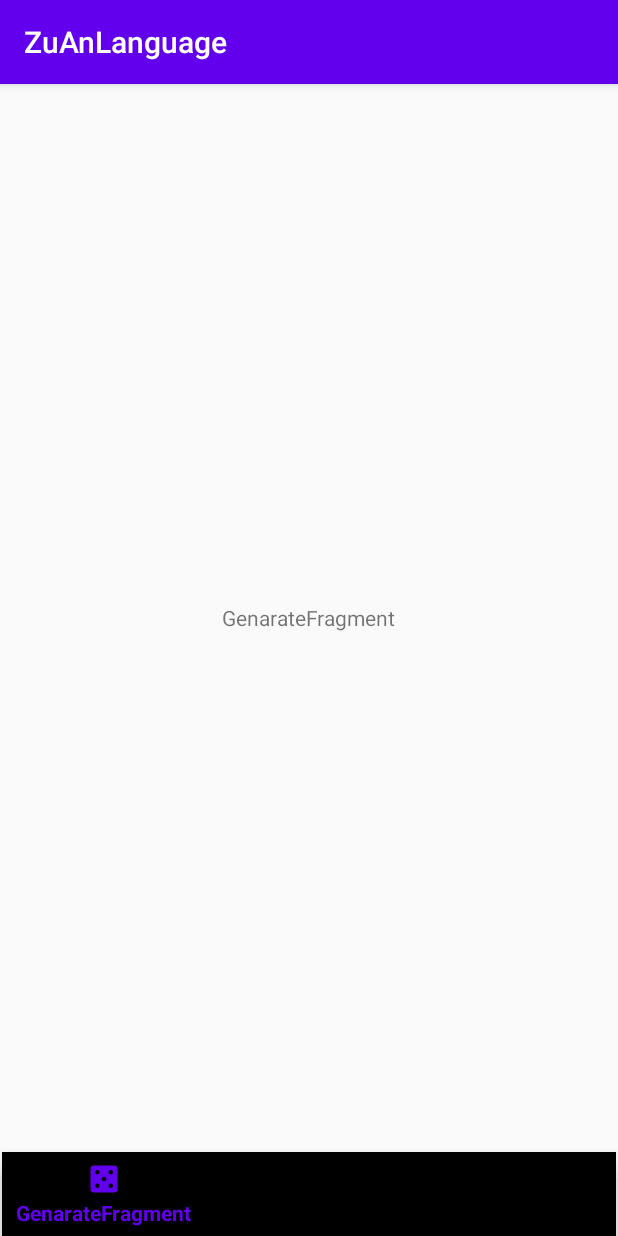
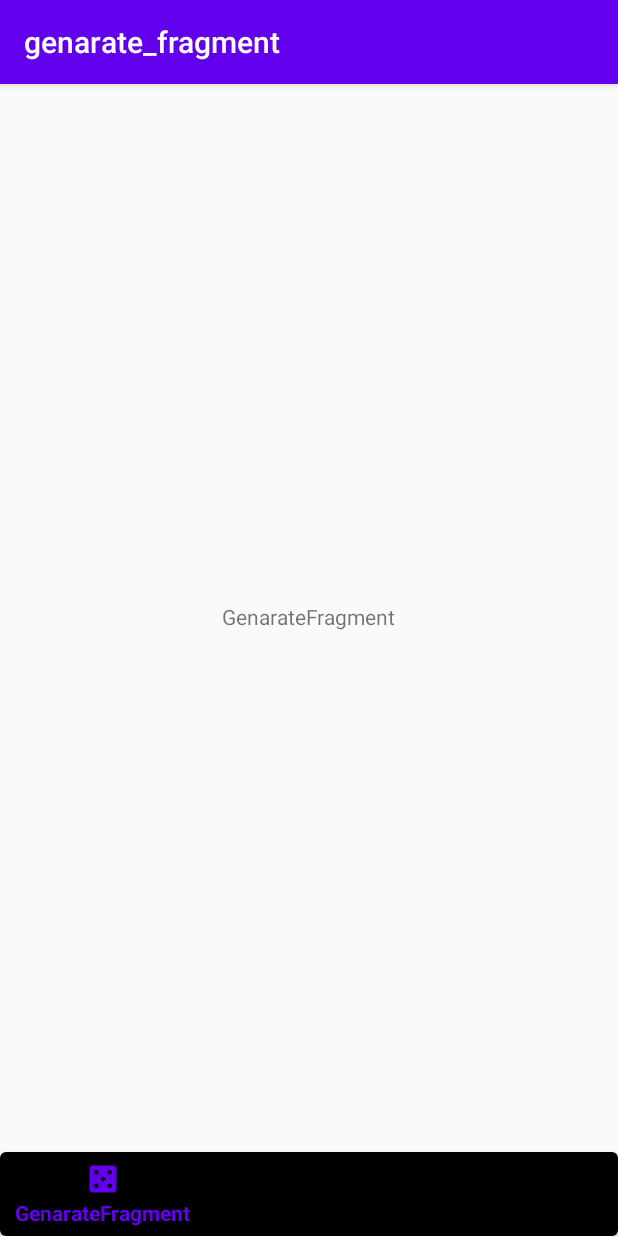
Before and after one commit to Patrick00017/ZuAnLanguage, an Android app: the screen it shows after launch (MainActivity), on a phone screen of 412 x 824 dp. Run offline under Robolectric (Android 15) with nearby library versions, the phone set to English and light mode, and no system bars; our stand-ins replace navigation-ui.

Commit message:
done: complete the MainActivity.kt , navigation, done the main base UI.

```diff
--- a/app/src/main/java/com/example/zuanlanguage/MainActivity.kt
+++ b/app/src/main/java/com/example/zuanlanguage/MainActivity.kt
@@ -5,16 +5,20 @@ import android.os.Bundle
 import androidx.navigation.NavController
 import androidx.navigation.findNavController
 import androidx.navigation.ui.AppBarConfiguration
+import androidx.navigation.ui.NavigationUI
 import androidx.navigation.ui.setupWithNavController
 import kotlinx.android.synthetic.main.activity_main.*
 
 class MainActivity : AppCompatActivity() {
     private lateinit var _navController: NavController
+    private lateinit var _appBarConfiguration: AppBarConfiguration
     override fun onCreate(savedInstanceState: Bundle?) {
         super.onCreate(savedInstanceState)
         setContentView(R.layout.activity_main)
         _navController = findNavController(R.id.fragment)
-//        val fragmentSet = setOf(R.id.GenarateFragment, R.id.DataFragment, R.id.MineFragment)
+        val fragmentSet = setOf(R.id.GenarateFragment, R.id.DataFragment, R.id.MineFragment)
         bottomNav.setupWithNavController(_navController)
+        _appBarConfiguration = AppBarConfiguration.Builder(fragmentSet).build()
+        NavigationUI.setupActionBarWithNavController(this, _navController, _appBarConfiguration)
     }
 }
--- /dev/null
+++ b/app/src/main/java/com/example/zuanlanguage/database/Language.kt
@@ -0,0 +1,4 @@
+package com.example.zuanlanguage.database
+
+class Language {
+}
--- a/app/src/main/res/layout/activity_main.xml
+++ b/app/src/main/res/layout/activity_main.xml
@@ -6,24 +6,35 @@
     android:layout_height="match_parent"
     tools:context=".MainActivity">
 
-    <com.google.android.material.bottomnavigation.BottomNavigationView
-        android:id="@+id/bottomNav"
-        android:layout_width="409dp"
+    <androidx.cardview.widget.CardView
+        android:id="@+id/cardView"
+        android:layout_width="match_parent"
         android:layout_height="wrap_content"
+        app:cardBackgroundColor="#FFFFFF"
+        app:cardCornerRadius="4dp"
+        app:cardElevation="4dp"
         app:layout_constraintBottom_toBottomOf="parent"
         app:layout_constraintEnd_toEndOf="parent"
-        app:layout_constraintStart_toStartOf="parent"
-        app:menu="@menu/bottom_menu" />
+        app:layout_constraintStart_toStartOf="parent">
+
+        <com.google.android.material.bottomnavigation.BottomNavigationView
+            android:id="@+id/bottomNav"
+            android:layout_width="match_parent"
+            android:layout_height="match_parent"
+            app:menu="@menu/bottom_menu" />
+    </androidx.cardview.widget.CardView>
 
     <fragment
         android:id="@+id/fragment"
         android:name="androidx.navigation.fragment.NavHostFragment"
-        android:layout_width="0dp"
-        android:layout_height="0dp"
+        android:layout_width="409dp"
+        android:layout_height="673dp"
+        android:layout_marginBottom="1dp"
         app:defaultNavHost="true"
-        app:layout_constraintBottom_toTopOf="@+id/bottomNav"
+        app:layout_constraintBottom_toTopOf="@+id/cardView"
         app:layout_constraintEnd_toEndOf="parent"
         app:layout_constraintStart_toStartOf="parent"
         app:layout_constraintTop_toTopOf="parent"
         app:navGraph="@navigation/nav_graph" />
+
 </androidx.constraintlayout.widget.ConstraintLayout>
```
